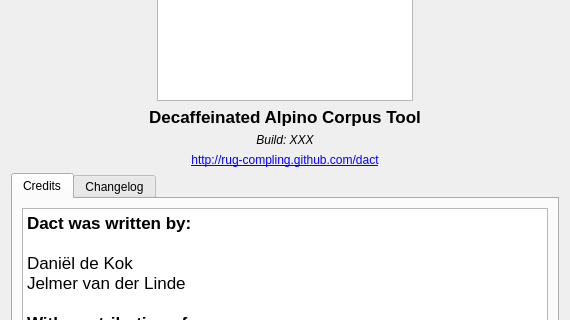
Old version of the form ui/AboutWindow.ui in the repository rug-compling/dact; both pictures show x 0 to 570 and y 179 to 499 of the 570 by 660 pixel window.
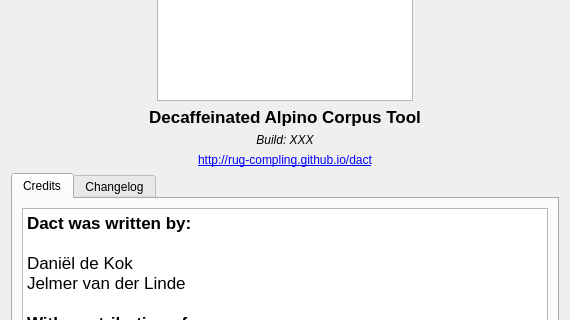
New version of the form.

Commit message: GitHub pages are now hosted on github.io

Patch:
```diff
--- a/ui/AboutWindow.ui
+++ b/ui/AboutWindow.ui
@@ -123,7 +123,7 @@
        <item>
         <widget class="QLabel" name="label_3">
          <property name="text">
-          <string>&lt;a href=&quot;http://rug-compling.github.com/dact&quot;&gt;http://rug-compling.github.com/dact&lt;/a&gt;</string>
+          <string>&lt;a href=&quot;http://rug-compling.github.io/dact&quot;&gt;http://rug-compling.github.io/dact&lt;/a&gt;</string>
          </property>
          <property name="textFormat">
           <enum>Qt::RichText</enum>
```
The commit also changes 4 other files.
